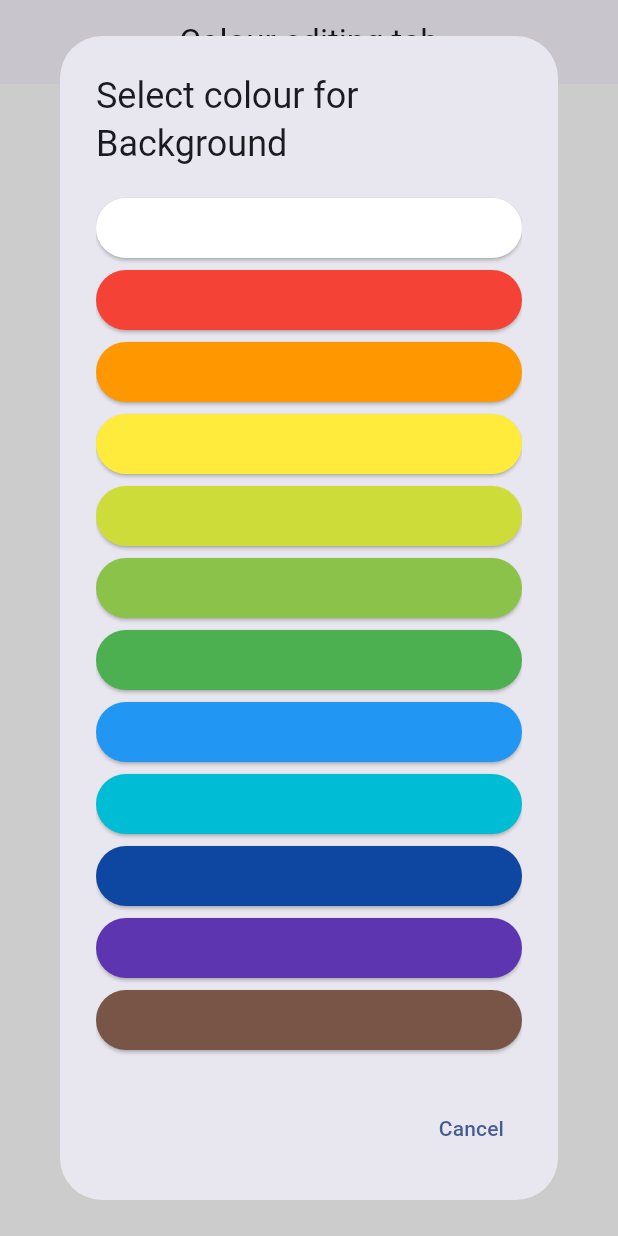
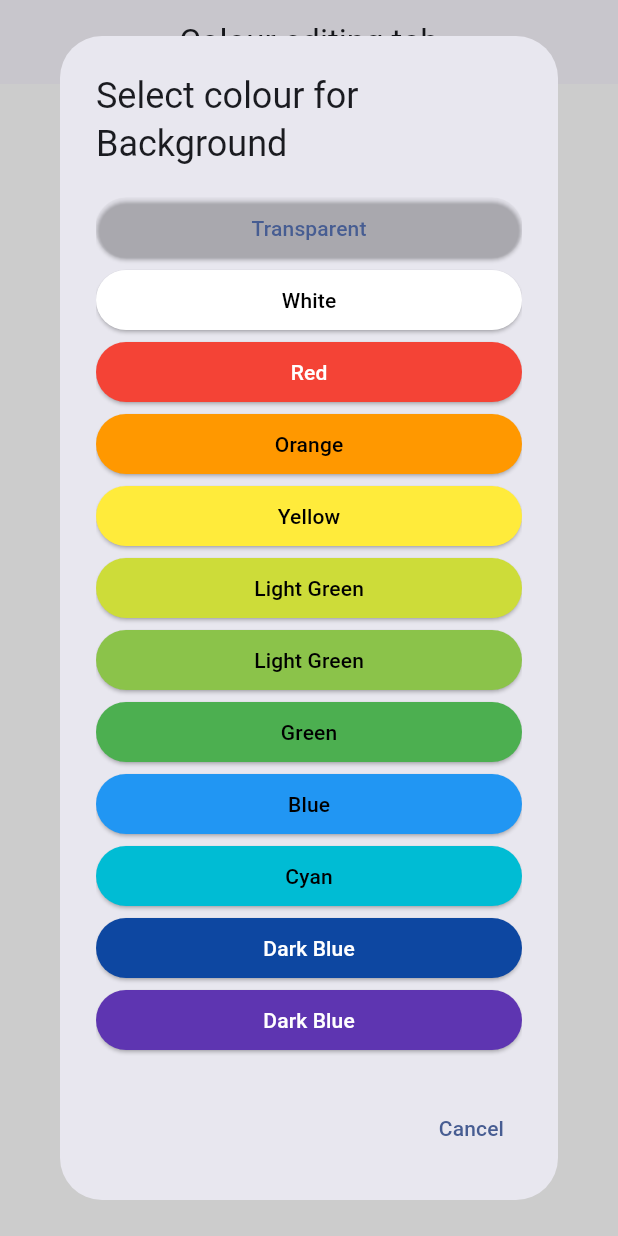
Before and after one commit to Seanathan10/M3Test, a Flutter app: the Tab3 screen opened directly, after a tap on an icon or button, on a phone screen of 412 x 824 dp. Run offline on Flutter 3.47's test engine with Material 2 defaults, Android fonts, the phone set to English and light mode, and no system bars.

Commit message:
Background colour for tabs working in dark mode

```diff
--- a/lib/colourpicker.dart
+++ b/lib/colourpicker.dart
@@ -28,12 +28,19 @@ class _ColourPickerState extends State<ColourPicker> {
               children: <Widget>[
                 ElevatedButton(
                   onPressed: () {
+                    widget.onColourSelected( Colors.transparent );
+                    Navigator.of(context).pop();
+                  },
+                  style: ElevatedButton.styleFrom(backgroundColor: Colors.transparent),
+                  child: const Text("Transparent"),
+                ),
+                ElevatedButton(
+                  onPressed: () {
                     widget.onColourSelected( Colors.white );
                     Navigator.of(context).pop();
                   },
                   style: ElevatedButton.styleFrom(backgroundColor: Colors.white),
-                  // child: const Text("Red"),
-                  child: null,
+                  child: const Text("White", style: TextStyle(color: Colors.black)),
                 ),
                 ElevatedButton(
                   onPressed: () {
@@ -41,8 +48,7 @@ class _ColourPickerState extends State<ColourPicker> {
                     Navigator.of(context).pop();
                   },
                   style: ElevatedButton.styleFrom(backgroundColor: Colors.red),
-                  // child: const Text("Red"),
-                  child: null,
+                  child: const Text("Red", style: TextStyle(color: Colors.white)),
                 ),
                 ElevatedButton(
                   onPressed: () {
@@ -51,8 +57,7 @@ class _ColourPickerState extends State<ColourPicker> {
                   },
                   style:
                       ElevatedButton.styleFrom(backgroundColor: Colors.orange),
-                  // child: const Text("Orange"),
-                  child: null,
+                  child: const Text("Orange", style: TextStyle(color: Colors.black)),
                 ),
                 ElevatedButton(
                   onPressed: () {
@@ -61,8 +66,7 @@ class _ColourPickerState extends State<ColourPicker> {
                   },
                   style:
                       ElevatedButton.styleFrom(backgroundColor: Colors.yellow),
-                  // child: const Text("Yellow"),
-                  child: null,
+                  child: const Text("Yellow", style: TextStyle(color: Colors.black)),
                 ),
                 ElevatedButton(
                   onPressed: () {
@@ -70,8 +74,7 @@ class _ColourPickerState extends State<ColourPicker> {
                     Navigator.of(context).pop();
                   },
                   style: ElevatedButton.styleFrom(backgroundColor: Colors.lime),
-                  // child: const Text("Light Green"),
-                  child: null,
+                  child: const Text("Light Green", style: TextStyle(color: Colors.black)),
                 ),
                 ElevatedButton(
                   onPressed: () {
@@ -80,8 +83,7 @@ class _ColourPickerState extends State<ColourPicker> {
                   },
                   style: ElevatedButton.styleFrom(
                       backgroundColor: Colors.lightGreen),
-                  // child: const Text("Light Green"),
-                  child: null,
+                  child: const Text("Light Green", style: TextStyle(color: Colors.black)),
                 ),
                 ElevatedButton(
                   onPressed: () {
@@ -90,8 +92,7 @@ class _ColourPickerState extends State<ColourPicker> {
                   },
                   style:
                       ElevatedButton.styleFrom(backgroundColor: Colors.green),
-                  // child: const Text("Green"),
-                  child: null,
+                  child: const Text("Green", style: TextStyle(color: Colors.black)),
                 ),
                 ElevatedButton(
                   onPressed: () {
@@ -99,8 +100,7 @@ class _ColourPickerState extends State<ColourPicker> {
                     Navigator.of(context).pop();
                   },
                   style: ElevatedButton.styleFrom(backgroundColor: Colors.blue),
-                  // child: const Text("Blue"),
-                  child: null,
+                  child: const Text("Blue", style: TextStyle(color: Colors.black)),
                 ),
                 ElevatedButton(
                   onPressed: () {
@@ -108,8 +108,7 @@ class _ColourPickerState extends State<ColourPicker> {
                     Navigator.of(context).pop();
                   },
                   style: ElevatedButton.styleFrom(backgroundColor: Colors.cyan),
-                  // child: const Text("Cyan"),
-                  child: null,
+                  child: const Text("Cyan", style: TextStyle(color: Colors.black)),
                 ),
                 ElevatedButton(
                   onPressed: () {
@@ -118,8 +117,7 @@ class _ColourPickerState extends State<ColourPicker> {
                   },
                   style: ElevatedButton.styleFrom(
                       backgroundColor: Colors.blue.shade900),
-                  // child: const Text("Dark Blue"),
-                  child: null,
+                  child: const Text("Dark Blue", style: TextStyle(color: Colors.white)),
                 ),
                 ElevatedButton(
                   onPressed: () {
@@ -128,8 +126,7 @@ class _ColourPickerState extends State<ColourPicker> {
                   },
                   style: ElevatedButton.styleFrom(
                       backgroundColor: Colors.deepPurple.shade600),
-                  // child: const Text("Dark Blue"),
-                  child: null,
+                  child: const Text("Dark Blue", style: TextStyle(color: Colors.white)),
                 ),
                 ElevatedButton(
                   onPressed: () {
@@ -138,8 +135,7 @@ class _ColourPickerState extends State<ColourPicker> {
                   },
                   style:
                       ElevatedButton.styleFrom(backgroundColor: Colors.brown),
-                  // child: const Text("Brown"),
-                  child: null,
+                  child: const Text("Brown", style: TextStyle(color: Colors.white)),
                 ),
                 ElevatedButton(
                   onPressed: () {
@@ -148,8 +144,7 @@ class _ColourPickerState extends State<ColourPicker> {
                   },
                   style:
                       ElevatedButton.styleFrom(backgroundColor: Colors.black),
-                  // child: const Text("Black"),
-                  child: null,
+                  child: const Text("Black", style: TextStyle(color: Colors.white)),
                 ),
               ],
             ),
--- a/lib/tabs/tab3.dart
+++ b/lib/tabs/tab3.dart
@@ -9,8 +9,8 @@ class Tab3 extends StatefulWidget {
 }
 
 class _Tab3State extends State<Tab3> {
-  Color backgroundColor = Colors.white;
-  Color cardColor = Colors.white;
+  late Color backgroundColor = Colors.transparent;
+  late Color cardColor;
 
   void handleBackgroundColourSelected(Color color) {
     setState(() {
```
